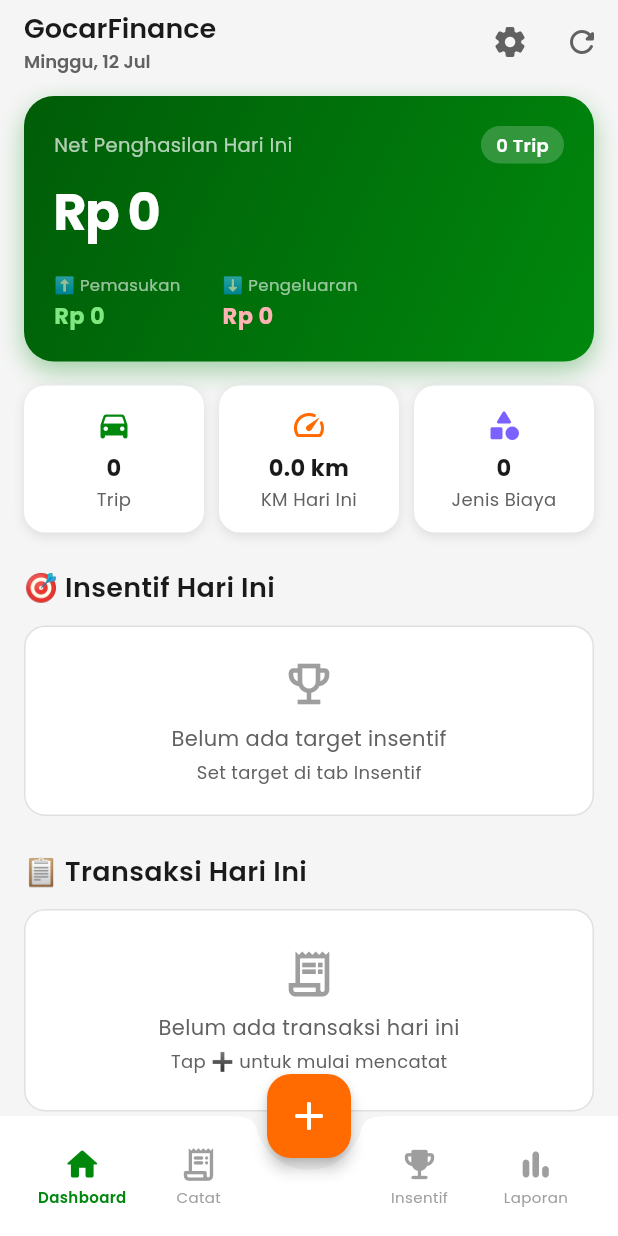
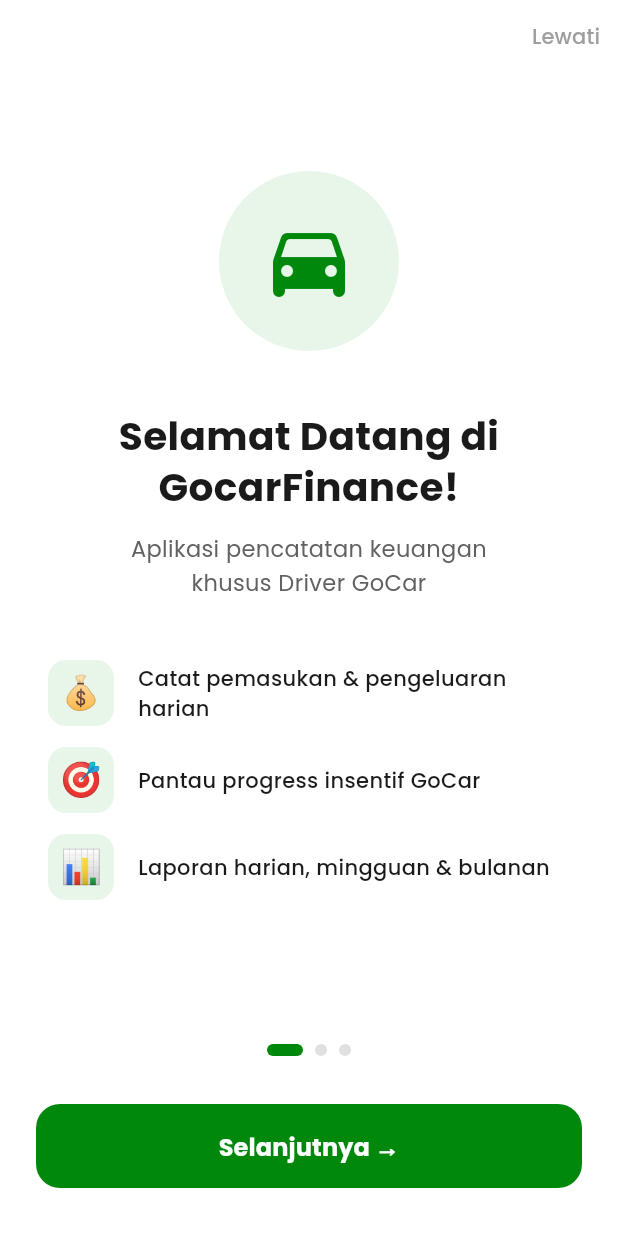
Before and after one commit to redovarin09/gocar_finance, a Flutter app: the screen it shows after launch, on a phone screen of 412 x 824 dp. Run offline on Flutter 3.47's test engine with Material 3 defaults, Android fonts, the phone set to English and light mode, and no system bars; our stand-ins replace fl_chart, flutter_local_notifications, flutter_riverpod, go_router, google_fonts, share_plus and 2 more; accounts and stored records are empty.

Commit message:
feat: onboarding 3 layar dengan SharedPreferences flag

```diff
--- a/lib/app/app.dart
+++ b/lib/app/app.dart
@@ -3,15 +3,36 @@
 import 'package:google_fonts/google_fonts.dart';
 import '../core/constants/app_colors.dart';
 import '../shared/providers/theme_provider.dart';
+import '../features/onboarding/presentation/onboarding_screen.dart';
 import 'router.dart';
 
 class GocarFinanceApp extends ConsumerWidget {
-  const GocarFinanceApp({super.key});
+  final bool showOnboarding;
+  const GocarFinanceApp({super.key, this.showOnboarding = false});
 
   @override
   Widget build(BuildContext context, WidgetRef ref) {
     final router    = ref.watch(routerProvider);
     final themeMode = ref.watch(themeModeProvider);
+
+    if (showOnboarding) {
+      return MaterialApp(
+        title: 'GocarFinance',
+        debugShowCheckedModeBanner: false,
+        themeMode: themeMode,
+        theme:     _buildLightTheme(),
+        darkTheme: _buildDarkTheme(),
+        home: OnboardingScreen(
+          onFinished: () {
+            runApp(
+              ProviderScope(
+                child: GocarFinanceApp(showOnboarding: false),
+              ),
+            );
+          },
+        ),
+      );
+    }
 
     return MaterialApp.router(
       title: 'GocarFinance',
--- /dev/null
+++ b/lib/features/onboarding/presentation/onboarding_screen.dart
@@ -0,0 +1,307 @@
+import 'package:flutter/material.dart';
+import 'package:shared_preferences/shared_preferences.dart';
+import '../../../core/constants/app_colors.dart';
+import '../../../core/constants/app_text_styles.dart';
+
+const _kOnboardingDone = 'onboarding_done';
+
+// ── Cek apakah onboarding sudah pernah ditampilkan ───────
+
+Future<bool> isOnboardingDone() async {
+  final prefs = await SharedPreferences.getInstance();
+  return prefs.getBool(_kOnboardingDone) ?? false;
+}
+
+Future<void> setOnboardingDone() async {
+  final prefs = await SharedPreferences.getInstance();
+  await prefs.setBool(_kOnboardingDone, true);
+}
+
+// ── Data tiap halaman ─────────────────────────────────────
+
+class _OnboardingPage {
+  final IconData icon;
+  final Color iconBg;
+  final Color iconColor;
+  final String title;
+  final String subtitle;
+  final List<_FeatureItem> features;
+
+  const _OnboardingPage({
+    required this.icon,
+    required this.iconBg,
+    required this.iconColor,
+    required this.title,
+    required this.subtitle,
+    required this.features,
+  });
+}
+
+class _FeatureItem {
+  final String emoji;
+  final String text;
+  const _FeatureItem(this.emoji, this.text);
+}
+
+const _pages = [
+  _OnboardingPage(
+    icon: Icons.directions_car_rounded,
+    iconBg: Color(0xFFE8F5E9),
+    iconColor: AppColors.primary,
+    title: 'Selamat Datang di\nGocarFinance!',
+    subtitle: 'Aplikasi pencatatan keuangan\nkhusus Driver GoCar',
+    features: [
+      _FeatureItem('💰', 'Catat pemasukan & pengeluaran harian'),
+      _FeatureItem('🎯', 'Pantau progress insentif GoCar'),
+      _FeatureItem('📊', 'Laporan harian, mingguan & bulanan'),
+    ],
+  ),
+  _OnboardingPage(
+    icon: Icons.receipt_long_rounded,
+    iconBg: Color(0xFFFFF3E0),
+    iconColor: AppColors.accent,
+    title: 'Catat Trip\ndengan Mudah',
+    subtitle: 'Input fare, tip, dan jarak\ndalam kurang dari 15 detik',
+    features: [
+      _FeatureItem('➕', 'Tap tombol oranye untuk catat trip baru'),
+      _FeatureItem('📱', 'Pilih GoPay atau Cash otomatis'),
+      _FeatureItem('⚡', 'Dashboard langsung update real-time'),
+    ],
+  ),
+  _OnboardingPage(
+    icon: Icons.emoji_events_rounded,
+    iconBg: Color(0xFFE8F5E9),
+    iconColor: AppColors.primary,
+    title: 'Pantau Target\nInsentif Harian',
+    subtitle: 'Set target dari aplikasi GoCar\ndan lacak progress otomatis',
+    features: [
+      _FeatureItem('🎯', 'Dukung multi-tier insentif sekaligus'),
+      _FeatureItem('🔔', 'Notifikasi saat insentif hampir tercapai'),
+      _FeatureItem('📋', 'Target tersalin otomatis setiap hari'),
+    ],
+  ),
+];
+
+// ── Main Screen ───────────────────────────────────────────
+
+class OnboardingScreen extends StatefulWidget {
+  final VoidCallback onFinished;
+  const OnboardingScreen({super.key, required this.onFinished});
+
+  @override
+  State<OnboardingScreen> createState() => _OnboardingScreenState();
+}
+
+class _OnboardingScreenState extends State<OnboardingScreen> {
+  final _pageCtrl = PageController();
+  int _currentPage = 0;
+
+  @override
+  void dispose() {
+    _pageCtrl.dispose();
+    super.dispose();
+  }
+
+  void _next() {
+    if (_currentPage < _pages.length - 1) {
+      _pageCtrl.nextPage(
+        duration: const Duration(milliseconds: 350),
+        curve: Curves.easeInOut,
+      );
+    } else {
+      _finish();
+    }
+  }
+
+  void _skip() => _finish();
+
+  Future<void> _finish() async {
+    await setOnboardingDone();
+    widget.onFinished();
+  }
+
+  @override
+  Widget build(BuildContext context) {
+    final isLast = _currentPage == _pages.length - 1;
+
+    return Scaffold(
+      backgroundColor: Colors.white,
+      body: SafeArea(
+        child: Column(
+          children: [
+            // Tombol Skip
+            Align(
+              alignment: Alignment.topRight,
+              child: TextButton(
+                onPressed: _skip,
+                child: Text(
+                  'Lewati',
+                  style: AppTextStyles.bodySecondary.copyWith(
+                    color: AppColors.textHint,
+                  ),
+                ),
+              ),
+            ),
+
+            // PageView
+            Expanded(
+              child: PageView.builder(
+                controller: _pageCtrl,
+                onPageChanged: (i) => setState(() => _currentPage = i),
+                itemCount: _pages.length,
+                itemBuilder: (_, i) => _OnboardingPageWidget(
+                  page: _pages[i],
+                ),
+              ),
+            ),
+
+            // Indikator + Tombol
+            Padding(
+              padding: const EdgeInsets.fromLTRB(24, 16, 24, 32),
+              child: Column(
+                children: [
+                  // Dot indicators
+                  Row(
+                    mainAxisAlignment: MainAxisAlignment.center,
+                    children: List.generate(
+                      _pages.length,
+                      (i) => AnimatedContainer(
+                        duration: const Duration(milliseconds: 300),
+                        margin: const EdgeInsets.symmetric(horizontal: 4),
+                        width: _currentPage == i ? 24 : 8,
+                        height: 8,
+                        decoration: BoxDecoration(
+                          color: _currentPage == i
+                              ? AppColors.primary
+                              : AppColors.divider,
+                          borderRadius: BorderRadius.circular(4),
+                        ),
+                      ),
+                    ),
+                  ),
+                  const SizedBox(height: 32),
+
+                  // Tombol Next / Mulai
+                  SizedBox(
+                    width: double.infinity,
+                    height: 56,
+                    child: ElevatedButton(
+                      onPressed: _next,
+                      style: ElevatedButton.styleFrom(
+                        backgroundColor: AppColors.primary,
+                        foregroundColor: Colors.white,
+                        shape: RoundedRectangleBorder(
+                          borderRadius: BorderRadius.circular(16),
+                        ),
+                        elevation: 0,
+                      ),
+                      child: Text(
+                        isLast ? '🚗 Mulai Mencatat!' : 'Selanjutnya →',
+                        style: const TextStyle(
+                          fontSize: 16,
+                          fontWeight: FontWeight.bold,
+                        ),
+                      ),
+                    ),
+                  ),
+                ],
+              ),
+            ),
+          ],
+        ),
+      ),
+    );
+  }
+}
+
+// ── Page Widget ───────────────────────────────────────────
+
+class _OnboardingPageWidget extends StatelessWidget {
+  final _OnboardingPage page;
+  const _OnboardingPageWidget({required this.page});
+
+  @override
+  Widget build(BuildContext context) {
+    return Padding(
+      padding: const EdgeInsets.symmetric(horizontal: 32),
+      child: Column(
+        mainAxisAlignment: MainAxisAlignment.center,
+        children: [
+          // Icon besar
+          Container(
+            width: 120,
+            height: 120,
+            decoration: BoxDecoration(
+              color: page.iconBg,
+              shape: BoxShape.circle,
+            ),
+            child: Icon(
+              page.icon,
+              size: 64,
+              color: page.iconColor,
+            ),
+          ),
+          const SizedBox(height: 40),
+
+          // Title
+          Text(
+            page.title,
+            style: const TextStyle(
+              fontSize: 26,
+              fontWeight: FontWeight.bold,
+              color: AppColors.textPrimary,
+              height: 1.3,
+            ),
+            textAlign: TextAlign.center,
+          ),
+          const SizedBox(height: 12),
+
+          // Subtitle
+          Text(
+            page.subtitle,
+            style: AppTextStyles.bodySecondary.copyWith(
+              fontSize: 15,
+              height: 1.5,
+            ),
+            textAlign: TextAlign.center,
+          ),
+          const SizedBox(height: 40),
+
+          // Feature list
+          ...page.features.map(
+            (f) => Padding(
+              padding: const EdgeInsets.only(bottom: 14),
+              child: Row(
+                children: [
+                  Container(
+                    width: 44,
+                    height: 44,
+                    decoration: BoxDecoration(
+                      color: page.iconBg,
+                      borderRadius: BorderRadius.circular(12),
+                    ),
+                    child: Center(
+                      child: Text(
+                        f.emoji,
+                        style: const TextStyle(fontSize: 22),
+                      ),
+                    ),
+                  ),
+                  const SizedBox(width: 16),
+                  Expanded(
+                    child: Text(
+                      f.text,
+                      style: AppTextStyles.body.copyWith(
+                        fontWeight: FontWeight.w500,
+                      ),
+                    ),
+                  ),
+                ],
+              ),
+            ),
+          ),
+        ],
+      ),
+    );
+  }
+}
--- a/lib/main.dart
+++ b/lib/main.dart
@@ -2,9 +2,17 @@
 import 'package:flutter_riverpod/flutter_riverpod.dart';
 import 'app/app.dart';
 import 'core/services/notification_service.dart';
+import 'features/onboarding/presentation/onboarding_screen.dart';
 
 void main() async {
   WidgetsFlutterBinding.ensureInitialized();
   await NotificationService.initialize();
-  runApp(const ProviderScope(child: GocarFinanceApp()));
+
+  final onboardingDone = await isOnboardingDone();
+
+  runApp(
+    ProviderScope(
+      child: GocarFinanceApp(showOnboarding: !onboardingDone),
+    ),
+  );
 }
```
